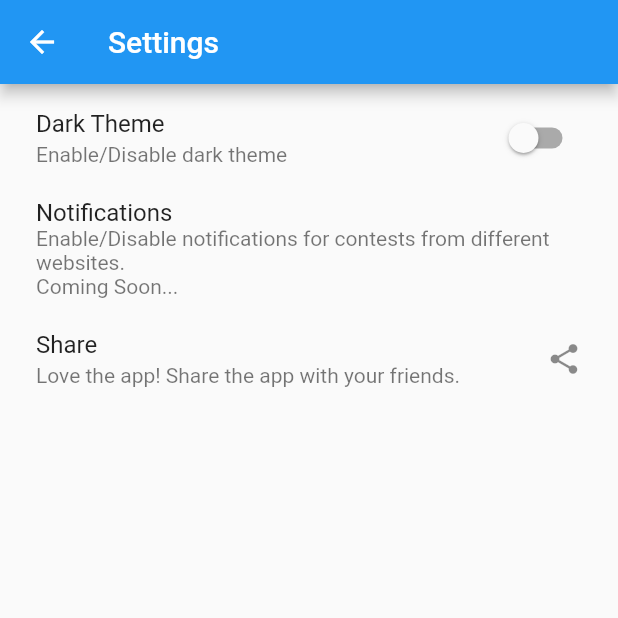
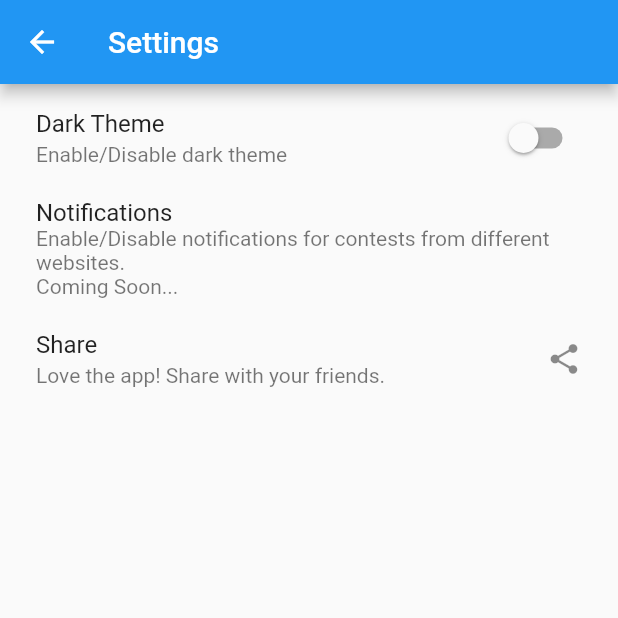
Before and after one commit to savagecarol/Coding-List, a Flutter app: the Settings screen opened directly, on a phone screen of 412 x 824 dp, the top half of it. Run offline on Flutter 3.47's test engine with Material 2 defaults, Android fonts, the phone set to English and light mode, and no system bars; our stand-ins replace share, shared_preferences; missing offline and left inert: admob_flutter; accounts and stored records are empty; network calls fail.

Commit message:
update readme

```diff
--- a/lib/settings.dart
+++ b/lib/settings.dart
@@ -80,7 +80,7 @@ class _SettingsState extends State<Settings> {
                   """Hey, download the *Coding List* app. https://play.google.com/store/apps/details?id=io.github.vikasgola.coding_list""");
             },
             title: Text("Share"),
-            subtitle: Text("Love the app! Share the app with your friends."),
+            subtitle: Text("Love the app! Share with your friends."),
             trailing: Icon(Icons.share),
           ),
         ],
```
Also changed, not shown: 1 other file.
